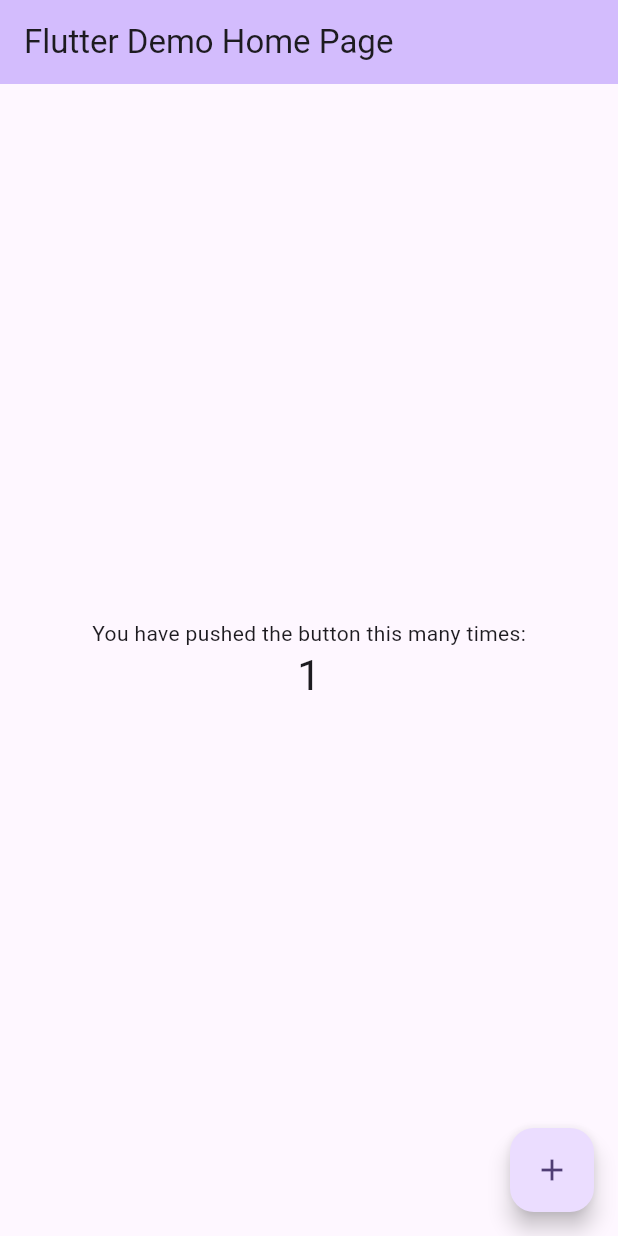
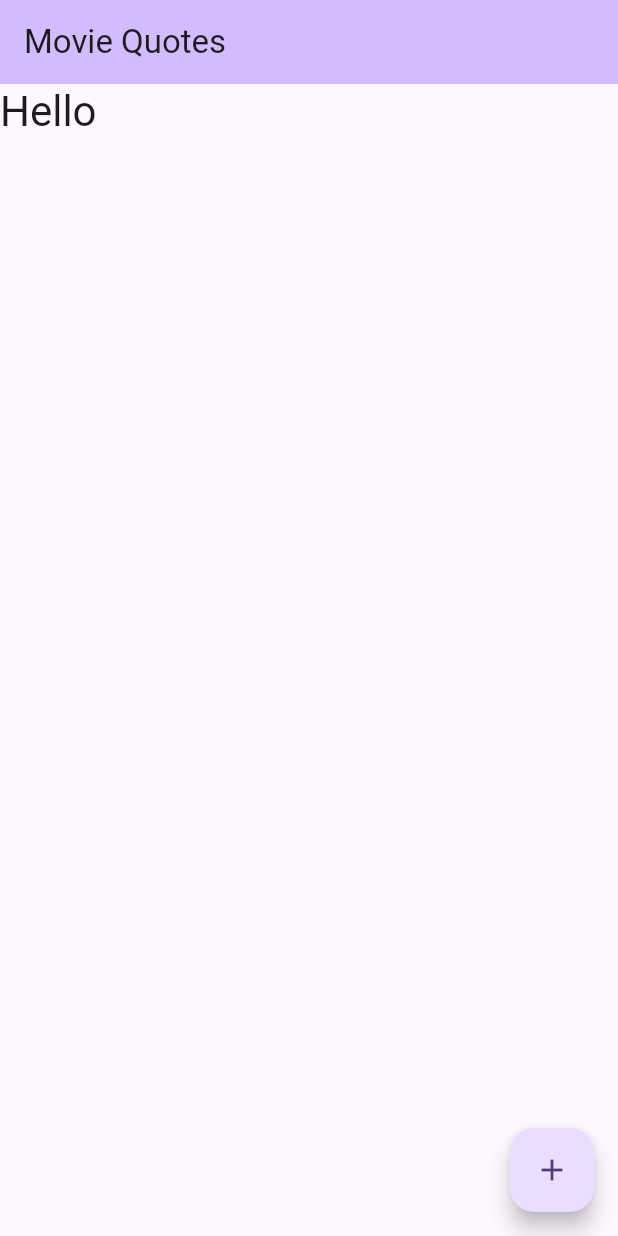
Before and after one commit to CSSE480-Fisher-Fall-2024-2025/MovieQuotes, a Flutter app: the screen it shows after launch, after a tap on the "add" icon, on a phone screen of 412 x 824 dp. Run offline on Flutter 3.47's test engine with Material 3 defaults, Android fonts, the phone set to English and light mode, and no system bars.

Commit message:
boilerplate first page

```diff
--- a/moviequotes/lib/main.dart
+++ b/moviequotes/lib/main.dart
@@ -1,4 +1,5 @@
 import 'package:flutter/material.dart';
+import 'package:moviequotes/pages/movie_quotes_list_page.dart';
 
 void main() {
   runApp(const MyApp());
@@ -11,115 +12,12 @@
   @override
   Widget build(BuildContext context) {
     return MaterialApp(
-      title: 'Flutter Demo',
+      title: 'Movie Quotes',
       theme: ThemeData(
-        // This is the theme of your application.
-        //
-        // TRY THIS: Try running your application with "flutter run". You'll see
-        // the application has a purple toolbar. Then, without quitting the app,
-        // try changing the seedColor in the colorScheme below to Colors.green
-        // and then invoke "hot reload" (save your changes or press the "hot
-        // reload" button in a Flutter-supported IDE, or press "r" if you used
-        // the command line to start the app).
-        //
-        // Notice that the counter didn't reset back to zero; the application
-        // state is not lost during the reload. To reset the state, use hot
-        // restart instead.
-        //
-        // This works for code too, not just values: Most code changes can be
-        // tested with just a hot reload.
         colorScheme: ColorScheme.fromSeed(seedColor: Colors.deepPurple),
         useMaterial3: true,
       ),
-      home: const MyHomePage(title: 'Flutter Demo Home Page'),
+      home: const MovieQuotesListPage(),
     );
   }
 }
-
-class MyHomePage extends StatefulWidget {
-  const MyHomePage({super.key, required this.title});
-
-  // This widget is the home page of your application. It is stateful, meaning
-  // that it has a State object (defined below) that contains fields that affect
-  // how it looks.
-
-  // This class is the configuration for the state. It holds the values (in this
-  // case the title) provided by the parent (in this case the App widget) and
-  // used by the build method of the State. Fields in a Widget subclass are
-  // always marked "final".
-
-  final String title;
-
-  @override
-  State<MyHomePage> createState() => _MyHomePageState();
-}
-
-class _MyHomePageState extends State<MyHomePage> {
-  int _counter = 0;
-
-  void _incrementCounter() {
-    setState(() {
-      // This call to setState tells the Flutter framework that something has
-      // changed in this State, which causes it to rerun the build method below
-      // so that the display can reflect the updated values. If we changed
-      // _counter without calling setState(), then the build method would not be
-      // called again, and so nothing would appear to happen.
-      _counter++;
-    });
-  }
-
-  @override
-  Widget build(BuildContext context) {
-    // This method is rerun every time setState is called, for instance as done
-    // by the _incrementCounter method above.
-    //
-    // The Flutter framework has been optimized to make rerunning build methods
-    // fast, so that you can just rebuild anything that needs updating rather
-    // than having to individually change instances of widgets.
-    return Scaffold(
-      appBar: AppBar(
-        // TRY THIS: Try changing the color here to a specific color (to
-        // Colors.amber, perhaps?) and trigger a hot reload to see the AppBar
-        // change color while the other colors stay the same.
-        backgroundColor: Theme.of(context).colorScheme.inversePrimary,
-        // Here we take the value from the MyHomePage object that was created by
-        // the App.build method, and use it to set our appbar title.
-        title: Text(widget.title),
-      ),
-      body: Center(
-        // Center is a layout widget. It takes a single child and positions it
-        // in the middle of the parent.
-        child: Column(
-          // Column is also a layout widget. It takes a list of children and
-          // arranges them vertically. By default, it sizes itself to fit its
-          // children horizontally, and tries to be as tall as its parent.
-          //
-          // Column has various properties to control how it sizes itself and
-          // how it positions its children. Here we use mainAxisAlignment to
-          // center the children vertically; the main axis here is the vertical
-          // axis because Columns are vertical (the cross axis would be
-          // horizontal).
-          //
-          // TRY THIS: Invoke "debug painting" (choose the "Toggle Debug Paint"
-          // action in the IDE, or press "p" in the console), to see the
-          // wireframe for each widget.
-          mainAxisAlignment: MainAxisAlignment.center,
-          children: <Widget>[
-            const Text(
-              'You have pushed the button this many times:',
-            ),
-            Text(
-              '$_counter',
-              style: Theme.of(context).textTheme.headlineMedium,
-            ),
-          ],
-        ),
-      ),
-      floatingActionButton: FloatingActionButton(
-        onPressed: _incrementCounter,
-        tooltip: 'Increment',
-        child: const Icon(Icons.add),
-      ), // This trailing comma makes auto-formatting nicer for build methods.
-    );
-  }
-}
--- /dev/null
+++ b/moviequotes/lib/pages/movie_quotes_list_page.dart
@@ -0,0 +1,31 @@
+import 'package:flutter/material.dart';
+
+class MovieQuotesListPage extends StatefulWidget {
+  const MovieQuotesListPage({super.key});
+
+  @override
+  State<MovieQuotesListPage> createState() => _MovieQuotesListPageState();
+}
+
+class _MovieQuotesListPageState extends State<MovieQuotesListPage> {
+  @override
+  Widget build(BuildContext context) {
+    return Scaffold(
+      appBar: AppBar(
+        backgroundColor: Theme.of(context).colorScheme.inversePrimary,
+        title: const Text("Movie Quotes"),
+      ),
+      body: Text(
+        "Hello",
+        style: Theme.of(context).textTheme.headlineMedium,
+      ),
+      floatingActionButton: FloatingActionButton(
+        onPressed: () {
+          print("You clicked the FAB");
+        },
+        tooltip: 'Increment',
+        child: const Icon(Icons.add),
+      ),
+    );
+  }
+}
```
